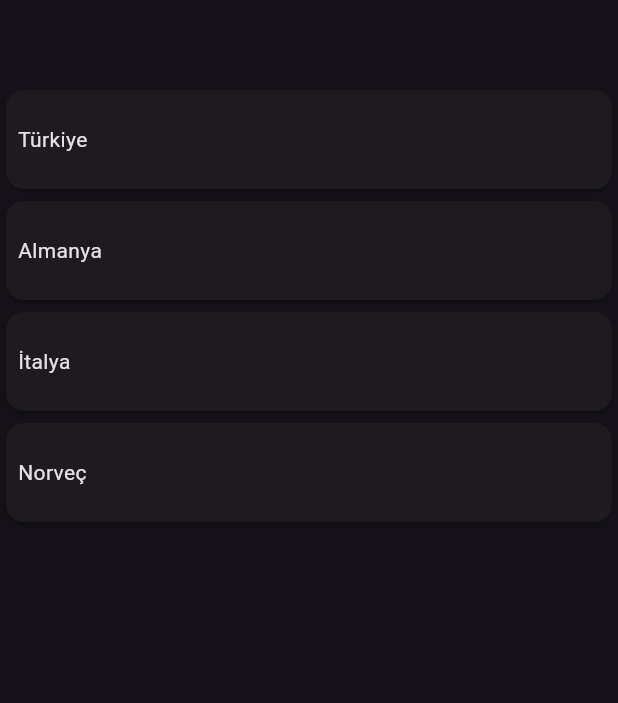
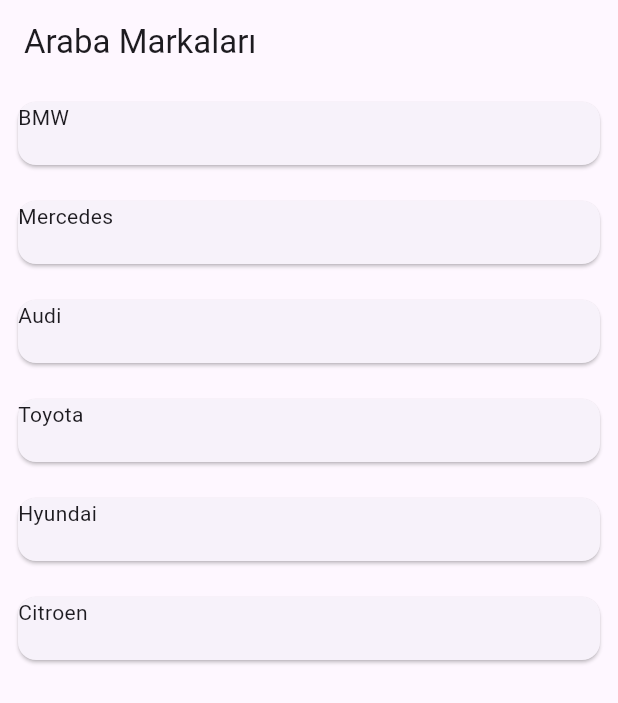
Before and after one commit to ozcann159/flutter_tricks, a Flutter app: the screen it shows after launch, on a phone screen of 412 x 824 dp. Shown: the top 703 px of the screen. Run offline on Flutter 3.47's test engine with Material 3 defaults, Android fonts, the phone set to English and light mode, and no system bars; our stand-ins replace dio.

Commit message:
future.builder widgets

```diff
--- /dev/null
+++ b/lib/101/future_builderlisteleme.dart
@@ -0,0 +1,57 @@
+import 'package:flutter/material.dart';
+
+class FutureBuilderlisteleme extends StatefulWidget {
+  const FutureBuilderlisteleme({super.key});
+
+  @override
+  State<FutureBuilderlisteleme> createState() => _FutureBuilderlistelemeState();
+}
+
+class _FutureBuilderlistelemeState extends State<FutureBuilderlisteleme> {
+  Future<List<String>> veriAl() async {
+    var arabaMarkalar = [
+      "BMW",
+      "Mercedes",
+      "Audi",
+      "Toyota",
+      "Hyundai",
+      "Citroen"
+    ];
+    return arabaMarkalar;
+  }
+
+  @override
+  Widget build(BuildContext context) {
+    return Scaffold(
+      appBar: AppBar(
+        title: Text("Araba Markaları"),
+      ),
+      body: FutureBuilder(
+        future: veriAl(),
+        builder: (context, snapshot) {
+          if (snapshot.hasData) {
+            var arabaMarkalar = snapshot.data;
+            return ListView.builder(
+              itemCount: arabaMarkalar!.length,
+              itemBuilder: (context, index) {
+                return Padding(
+                  padding: const EdgeInsets.all(8.0),
+                  child: SizedBox(
+                    height: 50,
+                    child: Card(
+                      child: Text(arabaMarkalar[index]),
+                    ),
+                  ),
+                );
+              },
+            );
+          } else {
+            return Center(
+              child: Text("Bir hata oluştu"),
+            );
+          }
+        },
+      ),
+    );
+  }
+}
--- a/lib/main.dart
+++ b/lib/main.dart
@@ -1,5 +1,6 @@
 import 'package:flutter/material.dart';
 import 'package:flutter_tricks/101/color.dart';
+import 'package:flutter_tricks/101/future_builderlisteleme.dart';
 import 'package:flutter_tricks/101/icon_learn.dart';
 import 'package:flutter_tricks/101/list_view_builder.dart';
 import 'package:flutter_tricks/101/listview_builder_dinamik.dart';
@@ -23,13 +24,13 @@
   Widget build(BuildContext context) {
     return MaterialApp(
       debugShowCheckedModeBanner: false,
-      theme: ThemeData.dark().copyWith(
+      theme: ThemeData.light().copyWith(
           tabBarTheme: TabBarTheme(
         labelColor: Colors.white,
         unselectedLabelColor: Colors.green,
         indicatorColor: Colors.amber,
       )),
-      home:  ListViewLearnDinamik(),
+      home: FutureBuilderlisteleme(),
     );
   }
 }
```
Also changed, not shown: lib/101/detay_sayfa.dart (added, +26 -0 lines), lib/101/listview_builder_dinamik.dart (+42 -2 lines).
